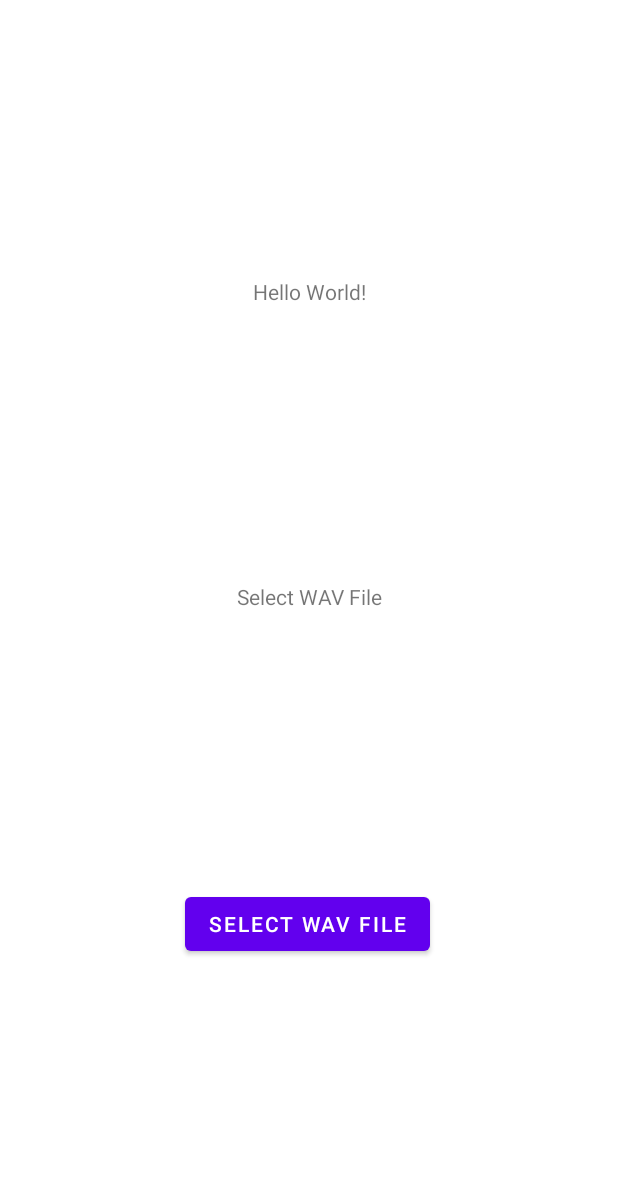
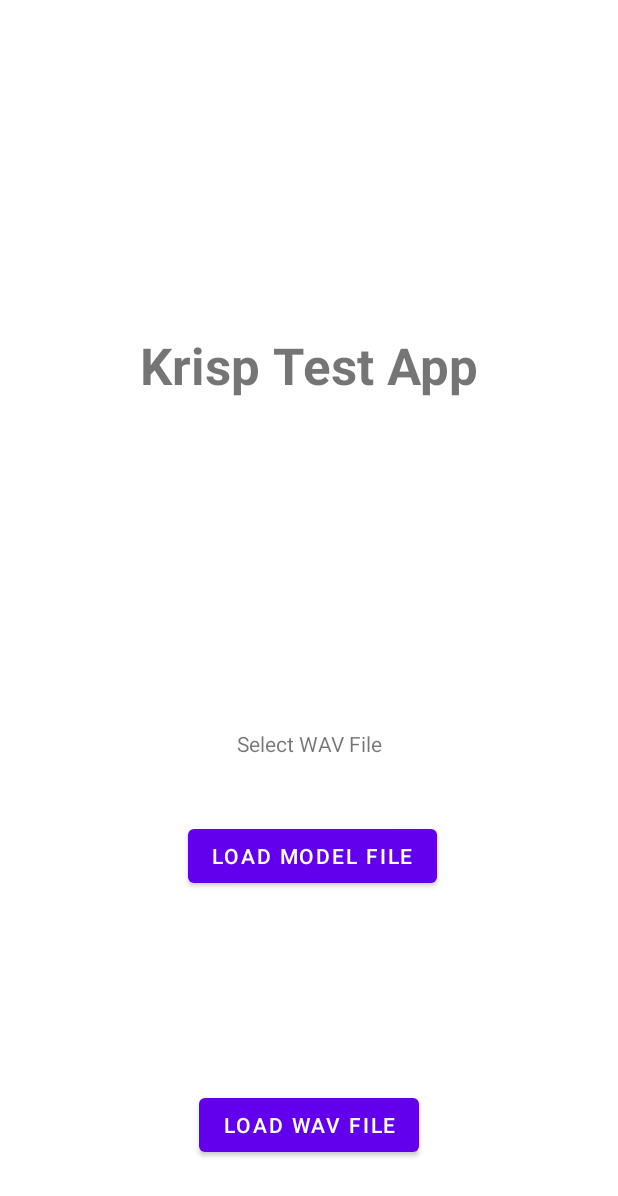
Before and after one commit to krispai/Krisp-SDK-Sample-Apps, an Android app: the layout activity_main.xml on its own in the app's theme, with its tools: preview values and no code run, on a phone screen of 412 x 824 dp. Shown: the top 1196 px of the screen. Run offline under Robolectric (Android 15) with nearby library versions, the phone set to English and light mode, and no system bars.

```diff
--- a/android/KrispTestApp/app/src/main/res/layout/activity_main.xml
+++ b/android/KrispTestApp/app/src/main/res/layout/activity_main.xml
@@ -11,28 +11,43 @@
         android:id="@+id/sample_text"
         android:layout_width="wrap_content"
         android:layout_height="wrap_content"
-        android:text="Hello World!"
+        android:text="@string/app_name"
+        android:textSize="34sp"
+        android:textStyle="bold"
+        app:layout_constraintBottom_toTopOf="@+id/text_wav_file"
         app:layout_constraintEnd_toEndOf="parent"
         app:layout_constraintStart_toStartOf="parent"
-        app:layout_constraintTop_toTopOf="parent"
-        app:layout_constraintBottom_toTopOf="@+id/text_wav_file" />
+        app:layout_constraintTop_toTopOf="parent" />
 
     <Button
         android:id="@+id/button_wav_file"
         android:layout_width="wrap_content"
         android:layout_height="wrap_content"
-        android:text="Select WAV File"
+        android:layout_marginBottom="50dp"
+        android:text="@string/btn_wav_name"
         app:layout_constraintBottom_toBottomOf="parent"
         app:layout_constraintEnd_toEndOf="parent"
-        app:layout_constraintHorizontal_bias="0.497"
+        app:layout_constraintStart_toStartOf="parent" />
+
+    <Button
+        android:id="@+id/button_model_file"
+        android:layout_width="wrap_content"
+        android:layout_height="wrap_content"
+        android:layout_marginTop="35dp"
+        android:layout_marginBottom="25dp"
+        android:text="@string/btn_model_name"
+        app:layout_constraintBottom_toTopOf="@+id/button_wav_file"
+        app:layout_constraintEnd_toEndOf="parent"
+        app:layout_constraintHorizontal_bias="0.51"
         app:layout_constraintStart_toStartOf="parent"
-        app:layout_constraintTop_toBottomOf="@+id/text_wav_file" />
+        app:layout_constraintTop_toBottomOf="@+id/text_wav_file"
+        app:layout_constraintVertical_bias="0.05" />
 
     <TextView
         android:id="@+id/text_wav_file"
         android:layout_width="wrap_content"
         android:layout_height="wrap_content"
-        android:text="Select WAV File"
+        android:text="@string/txt_wav"
         app:layout_constraintBottom_toTopOf="@+id/button_wav_file"
         app:layout_constraintEnd_toEndOf="parent"
         app:layout_constraintStart_toStartOf="parent"
--- a/android/KrispTestApp/app/src/main/res/values/strings.xml
+++ b/android/KrispTestApp/app/src/main/res/values/strings.xml
@@ -1,3 +1,7 @@
 <resources>
-    <string name="app_name">KrispTestApp</string>
+    <string name="app_name">Krisp Test App</string>
+    <string name="txt_wav">Select WAV File</string>
+    <string name="txt_model">Select Krisp Model</string>
+    <string name="btn_wav_name">Load WAV File</string>
+    <string name="btn_model_name">Load Model File</string>
 </resources>
```
Also changed, not shown: 1 other file.
